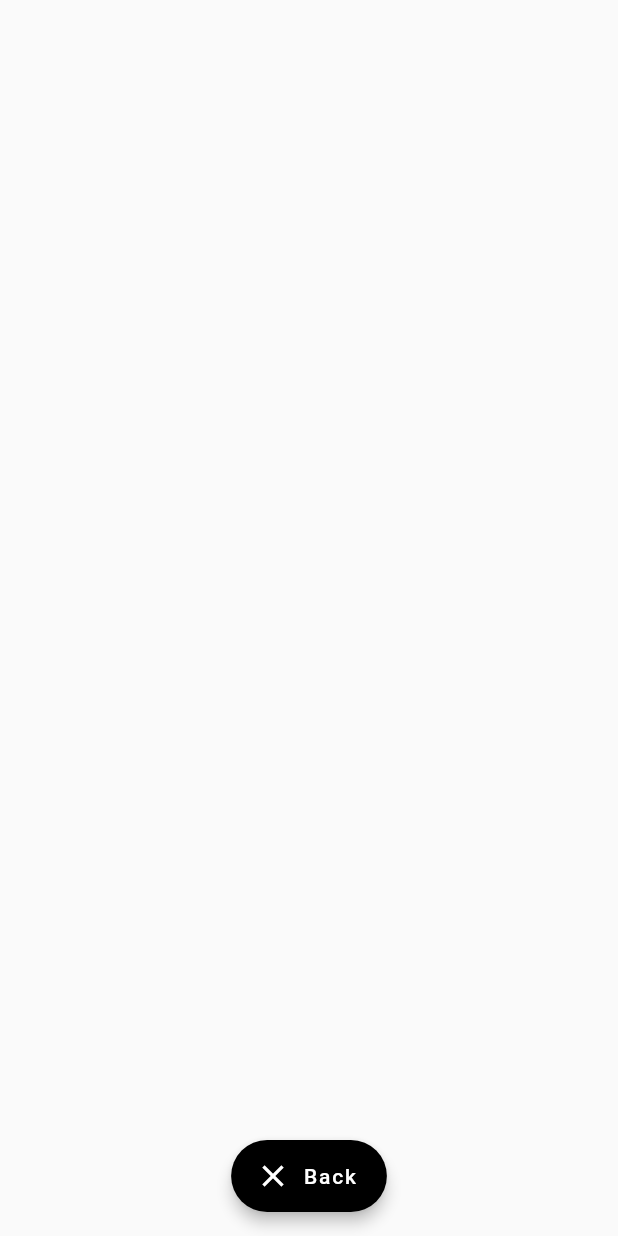
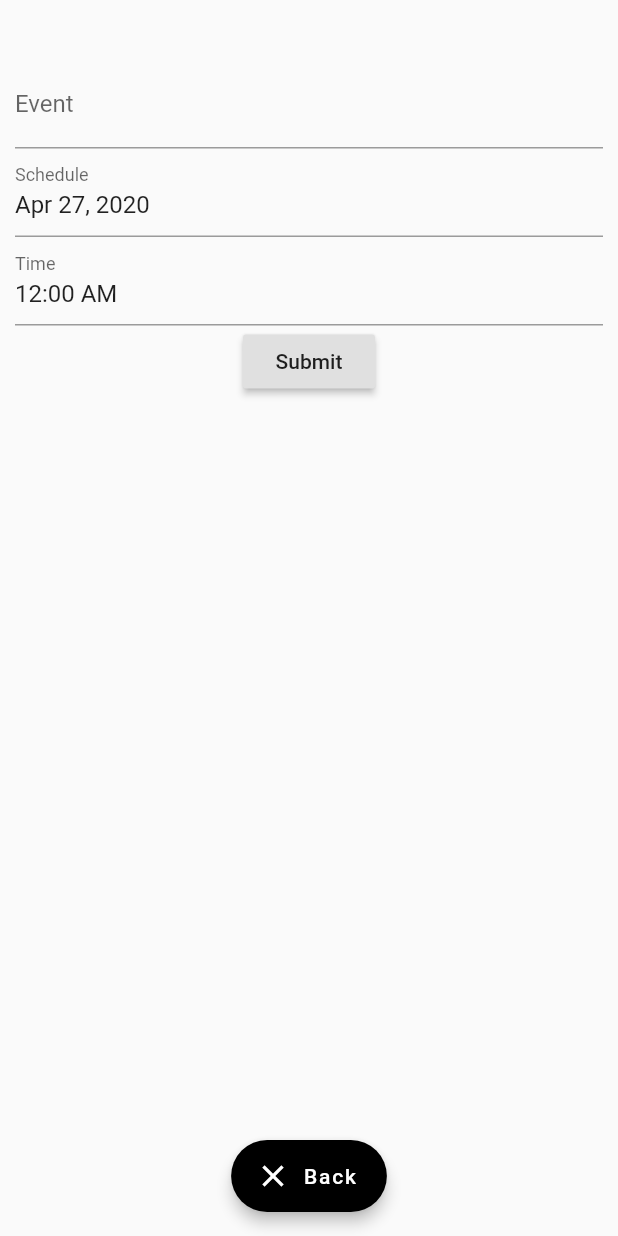
Before and after one commit to claveeq/countdown, a Flutter app: the FormPage screen opened directly, on a phone screen of 412 x 824 dp. Run offline on Flutter 3.47's test engine with Material 2 defaults, Android fonts, the phone set to English and light mode, and no system bars.

Commit message:
Create form for adding event

```diff
--- a/lib/form_page.dart
+++ b/lib/form_page.dart
@@ -1,4 +1,7 @@
 import 'package:flutter/material.dart';
+import 'package:intl/intl.dart';
+
+import 'models/event.dart';
 
 class FormPage extends StatelessWidget {
   const FormPage({Key key}) : super(key: key);
@@ -6,6 +9,7 @@ class FormPage extends StatelessWidget {
   @override
   Widget build(BuildContext context) {
     return Scaffold(
+      body: EventForm(),
       floatingActionButton: FloatingActionButton.extended(
         elevation: 4.0,
         backgroundColor: Colors.black,
@@ -19,3 +23,106 @@ class FormPage extends StatelessWidget {
     );
   }
 }
+
+class EventForm extends StatefulWidget {
+  EventForm({Key key}) : super(key: key);
+
+  @override
+  _EventFormState createState() => _EventFormState();
+}
+
+class _EventFormState extends State<EventForm> {
+  final _formKey = GlobalKey<FormState>();
+  final _event = Event();
+
+  void callDatePicker() async {
+    var order = await getDate();
+    setState(() {
+      if (order != null) {
+        this._event.schedule = order ;
+      }
+    });
+  }
+
+  Future<DateTime> getDate() {
+    // Imagine that this function is
+    // more complex and slow.
+    return showDatePicker(
+      context: context,
+      initialDate: _event.schedule != null ? _event.schedule : DateTime.now(),
+      firstDate: DateTime.now().subtract(new Duration(days: 1)),
+      lastDate: DateTime(2021),
+      builder: (BuildContext context, Widget child) {
+        return Theme(data: ThemeData.light(), child: child);
+      },
+    );
+  }
+
+  void callTimePicker() async {
+    var order = await getTime();
+    setState(() {
+      this._event.time = order;
+    });
+  }
+
+  Future<TimeOfDay> getTime() {
+    // Imagine that this function is
+    // more complex and slow.
+    return showTimePicker(
+        context: context,
+        initialTime: _event.time != null
+            ? _event.time
+            : new TimeOfDay(hour: 00, minute: 00));
+  }
+
+  @override
+  Widget build(BuildContext context) {
+    return Container(
+        padding: EdgeInsets.fromLTRB(10, 40, 10, 0),
+        child: Form(
+          key: _formKey,
+          child: Column(children: <Widget>[
+            TextFormField(
+              decoration: InputDecoration(labelText: 'Event'),
+              validator: (value) {
+                if (value.isEmpty) {
+                  return 'Please enter some text';
+                }
+                return null;
+              },
+              onSaved: (value) => _event.name = value,
+            ),
+            TextFormField(
+                controller: TextEditingController(
+                    text: new DateFormat.yMMMd().format(_event.schedule)),
+                decoration: InputDecoration(labelText: 'Schedule'),
+                validator: (value) {
+                  if (value.isEmpty) {
+                    return 'Please choose a date';
+                  }
+                  return null;
+                },
+                onTap: callDatePicker),
+            TextFormField(
+                controller: TextEditingController(
+                    text: _event.time != null
+                        ? _event.time.format(context).toString()
+                        : new TimeOfDay(hour: 00, minute: 00)
+                            .format(context)
+                            .toString()),
+                decoration: InputDecoration(labelText: 'Time'),
+                onTap: callTimePicker),
+            RaisedButton(
+              onPressed: () {
+                if (_formKey.currentState.validate()) {
+                  Scaffold.of(context)
+                      .showSnackBar(SnackBar(content: Text('Processing Data')));
+                  _event.save();
+                }
+              },
+              child: Text('Submit'),
+            )
+          ]),
+        ));
+  }
+}
--- /dev/null
+++ b/lib/models/event.dart
@@ -0,0 +1,11 @@
+import 'package:flutter/material.dart';
+
+class Event {
+  String name = '';
+  DateTime schedule = new DateTime.now();
+  TimeOfDay time;
+
+  save() {
+    print('saving user using a web service');
+  }
+}
--- a/pubspec.yaml
+++ b/pubspec.yaml
@@ -19,6 +19,7 @@ environment:
 dependencies:
   flutter:
     sdk: flutter
+  intl: ^0.16.1
 
   # The following adds the Cupertino Icons font to your application.
   # Use with the CupertinoIcons class for iOS style icons.
```
Also changed, not shown: pubspec.lock.
